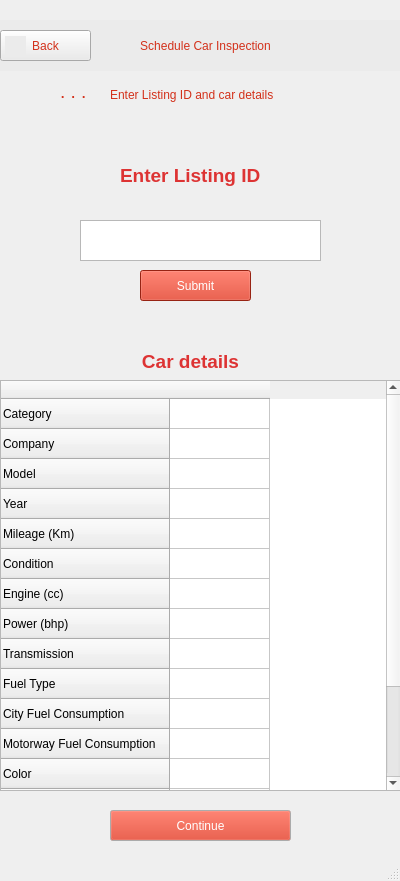
Before: the Qt Designer form src/ui/qt_ui/car_inspection_3.ui in st1069364/CarBazaar, drawn with Qt 5.
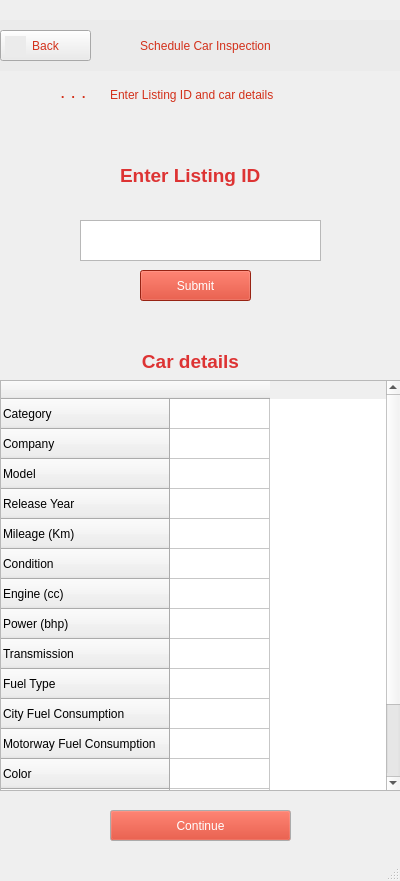
After: the same form once the commit is applied. Icons and pictures are not drawn.

Commit message: Minor modifications on .ui file of screen #3 of 'Schedule Car Inspection'

The edit to the form file:
```diff
--- a/src/ui/qt_ui/car_inspection_3.ui
+++ b/src/ui/qt_ui/car_inspection_3.ui
@@ -414,7 +414,7 @@
     </row>
     <row>
      <property name="text">
-      <string>Year</string>
+      <string>Release Year</string>
      </property>
     </row>
     <row>
@@ -477,11 +477,6 @@
       <string>Registration Plate</string>
      </property>
     </row>
-    <row>
-     <property name="text">
-      <string>Price</string>
-     </property>
-    </row>
     <column>
      <property name="text">
       <string/>
```
